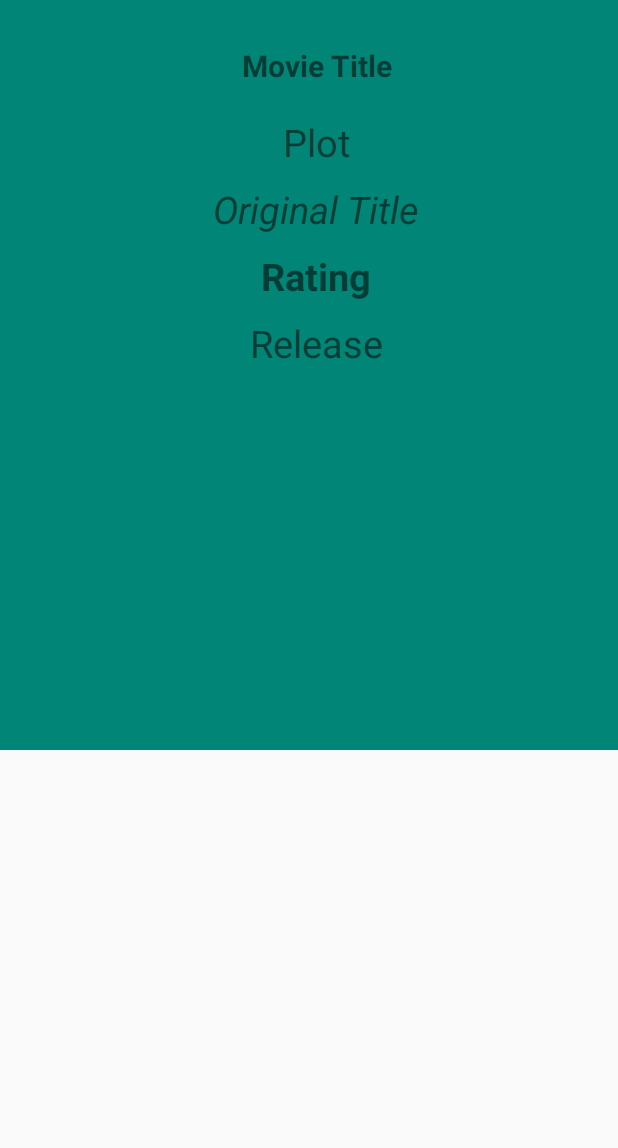
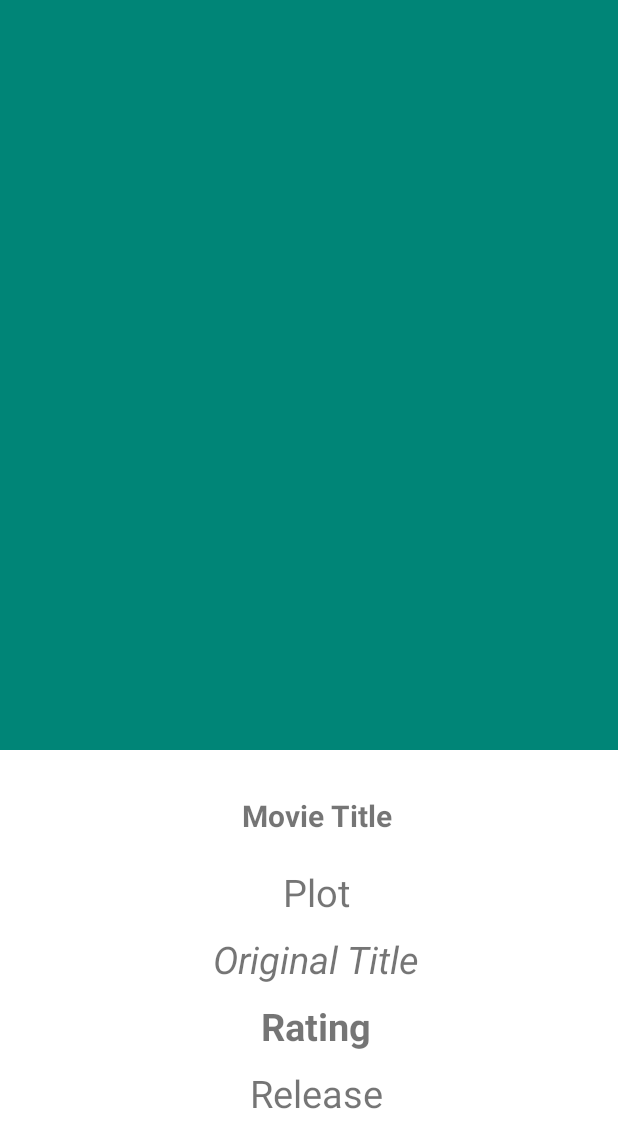
Before and after one commit to bekaweirdo/TopMovies, an Android app: the layout activity_detail.xml on its own in the app's theme, with its tools: preview values and no code run, on a phone screen of 412 x 824 dp. Shown: the top 1148 px of the screen. Run offline under Robolectric (Android 15) with nearby library versions, the phone set to English and light mode, and no system bars.

Commit message:
minor changes

```diff
--- a/app/src/main/res/layout/activity_detail.xml
+++ b/app/src/main/res/layout/activity_detail.xml
@@ -1,11 +1,11 @@
 <?xml version="1.0" encoding="utf-8"?>
-<androidx.constraintlayout.widget.ConstraintLayout
+<androidx.coordinatorlayout.widget.CoordinatorLayout
         xmlns:android="http://schemas.android.com/apk/res/android"
-        xmlns:tools="http://schemas.android.com/tools"
         xmlns:app="http://schemas.android.com/apk/res-auto"
         android:id="@+id/main_content"
         android:layout_width="match_parent"
         android:layout_height="match_parent"
+        android:background="#ffffff"
         android:fitsSystemWindows="true">
 
     <com.google.android.material.appbar.AppBarLayout
@@ -13,7 +13,7 @@
             android:layout_width="match_parent"
             android:layout_height="@dimen/detail_backdrop_height"
             android:fitsSystemWindows="true"
-        android:theme="@style/ThemeOverlay.AppCompat.Dark.ActionBar" tools:ignore="MissingConstraints">
+            android:theme="@style/ThemeOverlay.AppCompat.Dark.ActionBar" >
 
         <com.google.android.material.appbar.CollapsingToolbarLayout
                 android:id="@+id/collapsing_toolbar"
@@ -23,29 +23,31 @@
                 app:contentScrim="?attr/colorPrimary"
                 app:expandedTitleMarginEnd="64dp"
                 app:expandedTitleMarginStart="48dp"
-            app:collapsedTitleTextAppearance="@android:color/transparent"
-            app:layout_scrollFlags="scroll|exitUntilCollapsed">
+                app:expandedTitleTextAppearance="@android:color/transparent"
+                app:layout_scrollFlags="scroll|exitUntilCollapsed" >
+
             <RelativeLayout
-            android:layout_width="match_parent"
-            android:layout_height="match_parent">
+                    android:layout_width="wrap_content"
+                    android:layout_height="wrap_content">
+
                 <ImageView
+                        android:id="@+id/thumbnail"
                         android:layout_width="match_parent"
                         android:layout_height="match_parent"
-                    android:id="@+id/thumbnail_image_header"
                         android:fitsSystemWindows="true"
                         android:scaleType="centerCrop"
-                    app:layout_collapseMode="parallax"
-                    />
+                        app:layout_collapseMode="parallax"/>
             </RelativeLayout>
+
             <androidx.appcompat.widget.Toolbar
+                    android:id="@+id/toolbar"
                     android:layout_width="match_parent"
                     android:layout_height="?attr/actionBarSize"
                     app:layout_collapseMode="pin"
-                app:popupTheme="@style/ThemeOverlay.AppCompat.Light">
-
-        </androidx.appcompat.widget.Toolbar>
+                    app:popupTheme="@style/ThemeOverlay.AppCompat.Light" />
         </com.google.android.material.appbar.CollapsingToolbarLayout>
     </com.google.android.material.appbar.AppBarLayout>
 
-<include layout="@layout/content_detail"></include>
-</androidx.constraintlayout.widget.ConstraintLayout>
+    <include layout="@layout/content_detail" />
+
+</androidx.coordinatorlayout.widget.CoordinatorLayout>
--- a/app/src/main/res/layout/content_detail.xml
+++ b/app/src/main/res/layout/content_detail.xml
@@ -41,7 +41,7 @@
             <TextView
                     android:layout_width="match_parent"
                     android:layout_height="wrap_content"
-                    android:id="@+id/plot"
+                    android:id="@+id/overview"
                     android:layout_marginLeft="@dimen/layout_margin_left"
                     android:text="@string/plot"
                     android:textAlignment="center"
--- a/app/src/main/res/layout/list_item.xml
+++ b/app/src/main/res/layout/list_item.xml
@@ -21,14 +21,16 @@
                 android:layout_width="match_parent"
                 android:layout_height="150dp"
                 android:id="@+id/thumbnail"
-                android:background="?attr/selectableItemBackgroundBorderless"
-                android:scaleType="fitXY"/>
+                android:contentDescription="Picture"
+                android:scaleType="centerInside"/>
 
         <TextView
                 android:layout_width="match_parent"
                 android:layout_height="wrap_content"
                 android:layout_below="@+id/thumbnail"
                 android:paddingLeft="15dp"
+                android:text="Title"
+                android:id="@+id/recyclerTitle"
                 android:paddingRight="15dp"
                 android:paddingTop="15dp"
                 android:textSize="25sp"/>
```
Lines whose indentation alone changed are shown as unchanged.
